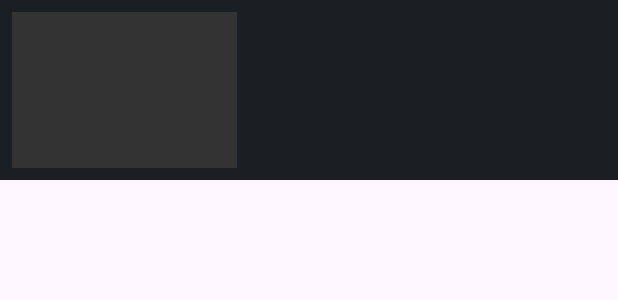
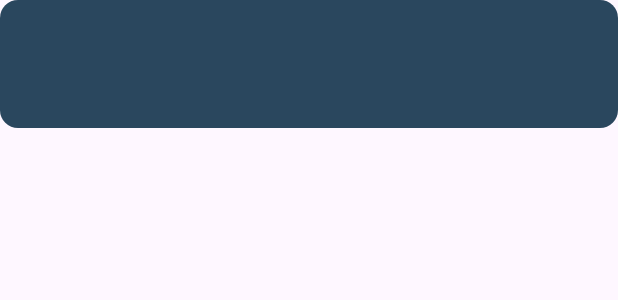
Before and after one commit to DanielFiva/GameradarMobile, an Android app: the layout item_game.xml on its own in the app's theme, with its tools: preview values and no code run, on a phone screen of 412 x 824 dp. Shown: the top 300 px of the screen. Run offline under Robolectric (Android 15) with nearby library versions, the phone set to English and light mode, and no system bars.

Commit message:
changes to login and catalog UI

```diff
--- a/app/src/main/java/com/example/gameradarmobile/SocketClient.java
+++ b/app/src/main/java/com/example/gameradarmobile/SocketClient.java
@@ -40,7 +40,7 @@ public class SocketClient {
     public void connect() {
         new Thread(() -> {
             try {
-                socket = new Socket("8.tcp.ngrok.io", 16743);
+                socket = new Socket("2.tcp.ngrok.io", 11966);
                 outputStream = socket.getOutputStream();
                 input = new BufferedReader(
                         new InputStreamReader(socket.getInputStream(), StandardCharsets.UTF_8)
--- /dev/null
+++ b/app/src/main/res/drawable/catalog_game_card.xml
@@ -0,0 +1,8 @@
+<?xml version="1.0" encoding="utf-8"?>
+<shape xmlns:android="http://schemas.android.com/apk/res/android"
+    android:shape="rectangle">
+
+    <solid android:color="#2a475e"/> <!-- Your background color -->
+
+    <corners android:radius="12dp"/> <!-- Adjust radius as needed -->
+</shape>
--- a/app/src/main/res/drawable/edit_text_bg.xml
+++ b/app/src/main/res/drawable/edit_text_bg.xml
@@ -2,7 +2,7 @@
 <shape xmlns:android="http://schemas.android.com/apk/res/android"
     android:shape="rectangle">
 
-    <solid android:color="#2A2D33"/>
+    <solid android:color="#c7d5e0"/>
     <stroke
         android:width="1dp"
         android:color="#C7D5E0"/>
--- a/app/src/main/res/layout/activity_catalog.xml
+++ b/app/src/main/res/layout/activity_catalog.xml
@@ -3,7 +3,7 @@
     android:orientation="vertical"
     android:layout_width="match_parent"
     android:layout_height="match_parent"
-    android:background="#0F1113">
+    android:background="#1b2838">
 
     <androidx.appcompat.widget.Toolbar
         android:id="@+id/toolbar"
--- a/app/src/main/res/layout/activity_login.xml
+++ b/app/src/main/res/layout/activity_login.xml
@@ -2,7 +2,8 @@
 <ScrollView xmlns:android="http://schemas.android.com/apk/res/android"
     android:layout_width="match_parent"
     android:layout_height="match_parent"
-    android:background="@android:color/white">
+    android:background="@drawable/bg_login_bg"
+    >
 
     <LinearLayout
         android:layout_width="match_parent"
@@ -10,6 +11,7 @@
         android:orientation="vertical"
         android:gravity="center"
         android:padding="24dp">
+        android:background=
 
         <!-- Login Card -->
         <LinearLayout
--- a/app/src/main/res/layout/item_game.xml
+++ b/app/src/main/res/layout/item_game.xml
@@ -2,16 +2,20 @@
 <LinearLayout xmlns:android="http://schemas.android.com/apk/res/android"
     android:orientation="horizontal"
     android:layout_width="match_parent"
-    android:layout_height="120dp"
+    android:layout_height="85dp"
     android:padding="8dp"
-    android:background="#1b1e23"
-    android:layout_marginBottom="10dp">
+    android:background="@drawable/catalog_game_card"
+    android:layout_marginBottom="10dp"
+
+    >
+
 
     <ImageView
         android:id="@+id/imgGame"
-        android:layout_width="150dp"
+        android:layout_width="wrap_content"
         android:layout_height="match_parent"
-        android:scaleType="centerCrop"
+        android:adjustViewBounds="true"
+        android:scaleType="fitCenter"
         android:background="#333" />
 
     <TextView
```
Also changed, not shown: app/src/main/res/drawable/bg_login_bg.xml (added, +8 -0 lines).
